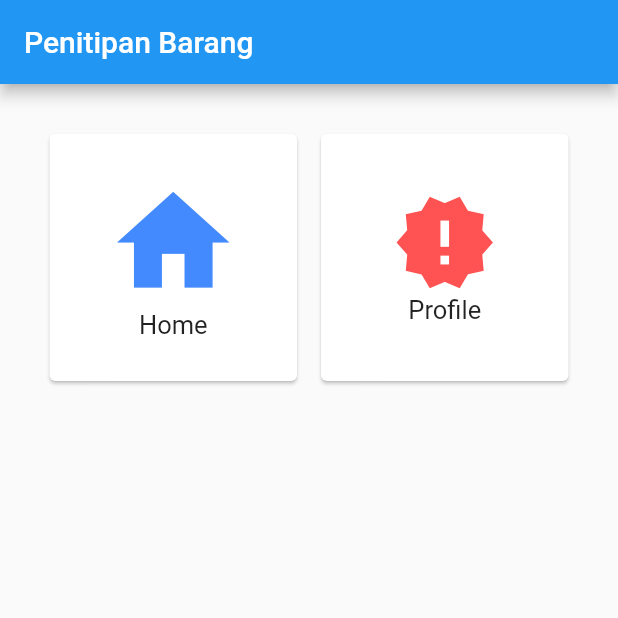
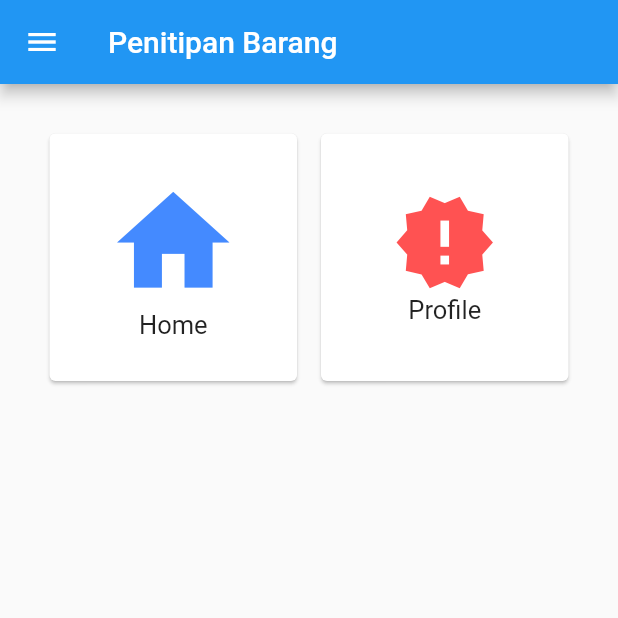
Before and after one commit to ikhwanadih/pentipanbarang_app, a Flutter app: the HomePage screen opened directly, on a phone screen of 412 x 824 dp, the top half of it. Run offline on Flutter 3.47's test engine with Material 2 defaults, Android fonts, the phone set to English and light mode, and no system bars; our stand-ins replace cloud_firestore, firebase_auth, firebase_core, fluttertoast, hive_flutter; missing offline and left inert: cloud_firestore_web, firebase_auth_web, firebase_core_web; accounts and stored records are empty.

```diff
--- a/lib/home.dart
+++ b/lib/home.dart
@@ -1,5 +1,5 @@
 import 'package:flutter/material.dart';
-
+import 'package:app/header_drawer.dart';
 import 'package:app/data.dart';
 
 class HomePage extends StatefulWidget {
@@ -16,6 +16,40 @@ class _HomePageState extends State<HomePage> {
       appBar: AppBar(
         backgroundColor: Colors.blue,
         title: const Text("Penitipan Barang"),
+      ),
+      drawer: Drawer(
+        child: SingleChildScrollView(
+          child: Column(
+            children: [
+              const MyHeaderDrawer(),
+              ListTile(
+                leading: const Icon(Icons.home),
+                title: const Text("Home"),
+                onTap: () {},
+              ),
+              ListTile(
+                leading: const Icon(Icons.star),
+                title: const Text("Penitipan Barang"),
+                onTap: () {},
+              ),
+              ListTile(
+                leading: const Icon(Icons.people),
+                title: const Text("Profil"),
+                onTap: () {},
+              ),
+              ListTile(
+                leading: const Icon(Icons.settings),
+                title: const Text("Pengaturan"),
+                onTap: () {},
+              ),
+              ListTile(
+                leading: const Icon(Icons.logout),
+                title: const Text("Log out"),
+                onTap: () {},
+              ),
+            ],
+          ),
+        ),
       ),
       body: GridView.count(
         padding: const EdgeInsets.all(25),
@@ -54,9 +88,7 @@ class _HomePageState extends State<HomePage> {
               onTap: () {},
               splashColor: Colors.blue,
               child: Center(
-                child: Column(
-                    mainAxisSize: MainAxisSize.min,
-                    children: const <Widget>[
+                child: Column(mainAxisSize: MainAxisSize.min, children: const <Widget>[
                   Icon(
                     Icons.new_releases,
                     size: 70,
```
Also changed, not shown: lib/header_drawer.dart (+10 -3 lines), lib/profil.dart (+22 -0 lines), 1 other file. Lines whose indentation alone changed are shown as unchanged.
